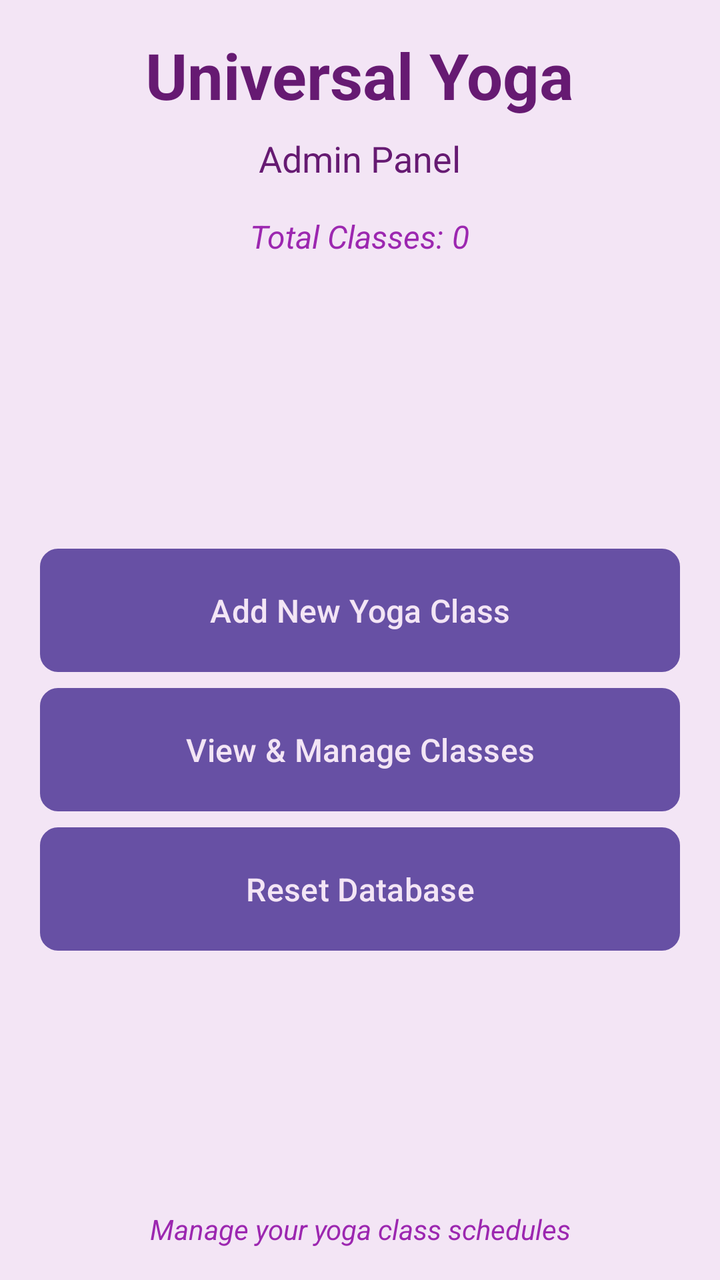
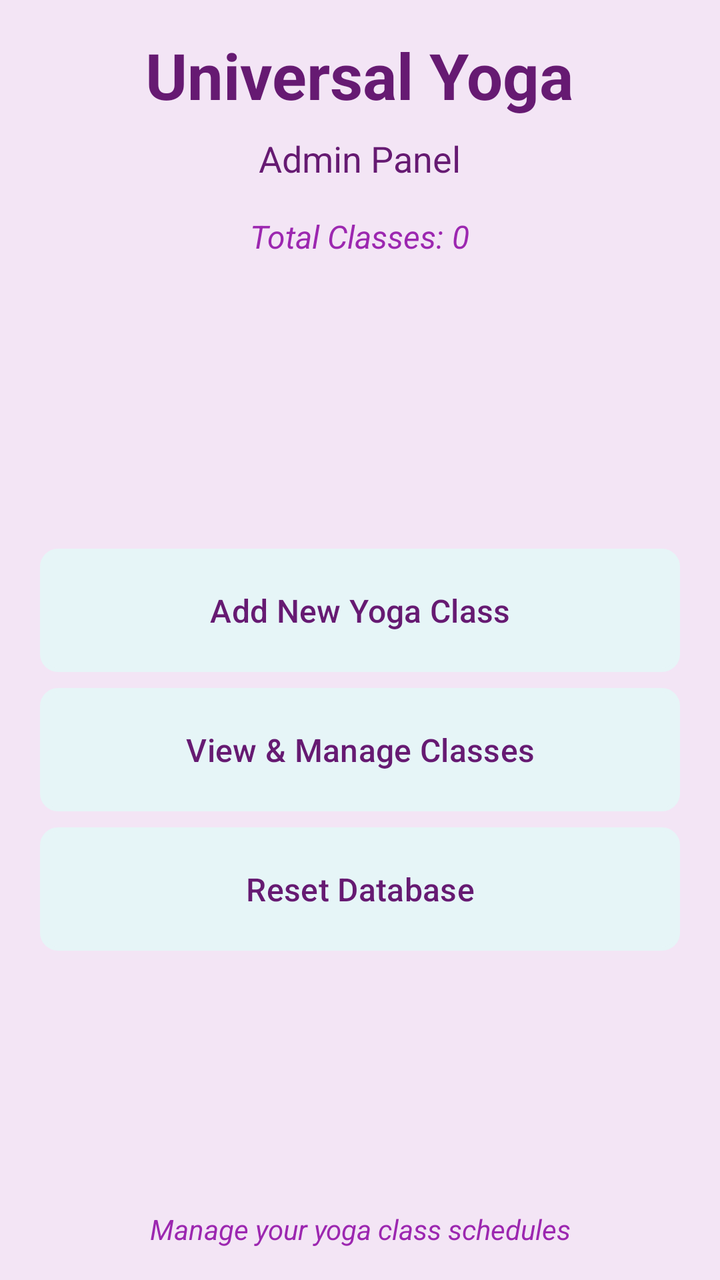

An Android layout rendered at two revisions. The XML below is the earlier revision; the diff shows what the commit changed to produce the second picture.
<!-- AndroidManifest.xml: application theme Theme.Yogaadminapp -->
<!-- res/layout/activity_main.xml -->
<?xml version="1.0" encoding="utf-8"?>
<LinearLayout xmlns:android="http://schemas.android.com/apk/res/android"
    xmlns:app="http://schemas.android.com/apk/res-auto"
    xmlns:tools="http://schemas.android.com/tools"
    android:id="@+id/main"
    android:layout_width="match_parent"
    android:layout_height="match_parent"
    android:orientation="vertical"
    android:padding="16dp"
    android:background="@color/light_purple"
    tools:context=".MainActivity">

    
    <LinearLayout
        android:layout_width="match_parent"
        android:layout_height="wrap_content"
        android:layout_marginBottom="32dp"
        android:gravity="center"
        android:orientation="vertical">

        <TextView
            android:layout_width="wrap_content"
            android:layout_height="wrap_content"
            android:text="Universal Yoga"
            android:textColor="@color/dark_purple"
            android:textSize="32sp"
            android:textStyle="bold" />

        <TextView
            android:layout_width="wrap_content"
            android:layout_height="wrap_content"
            android:layout_marginTop="8dp"
            android:text="Admin Panel"
            android:textColor="@color/dark_purple"
            android:textSize="18sp" />

        <TextView
            android:id="@+id/tv_class_count"
            android:layout_width="wrap_content"
            android:layout_height="wrap_content"
            android:layout_marginTop="16dp"
            android:text="Total Classes: 0"
            android:textColor="@color/medium_purple"
            android:textSize="16sp"
            android:textStyle="italic" />

    </LinearLayout>

    
    <LinearLayout
        android:layout_width="match_parent"
        android:layout_height="wrap_content"
        android:layout_weight="1"
        android:gravity="center"
        android:orientation="vertical">

        <Button
            android:id="@+id/btn_add_class"
            style="@style/MenuButtonStyle"
            android:layout_width="match_parent"
            android:layout_height="wrap_content"
            android:layout_marginBottom="16dp"
            android:text="Add New Yoga Class"
            android:drawableStart="@android:drawable/ic_input_add"
            android:drawablePadding="8dp" />

        <Button
            android:id="@+id/btn_view_classes"
            style="@style/MenuButtonStyle"
            android:layout_width="match_parent"
            android:layout_height="wrap_content"
            android:layout_marginBottom="16dp"
            android:text="View &amp; Manage Classes"
            android:drawableStart="@android:drawable/ic_menu_view"
            android:drawablePadding="8dp" />

        <Button
            android:id="@+id/btn_reset_database"
            style="@style/MenuButtonStyle"
            android:layout_width="match_parent"
            android:layout_height="wrap_content"
            android:layout_marginBottom="16dp"
            android:text="Reset Database"
            android:drawableStart="@android:drawable/ic_menu_delete"
            android:drawablePadding="8dp"
            android:backgroundTint="@color/warning_red" />

    </LinearLayout>

    
    <TextView
        android:layout_width="match_parent"
        android:layout_height="wrap_content"
        android:layout_marginTop="16dp"
        android:gravity="center"
        android:text="Manage your yoga class schedules"
        android:textColor="@color/medium_purple"
        android:textSize="14sp"
        android:textStyle="italic" />

</LinearLayout>
<!-- resources referenced by this layout -->
<resources>
  <color name="dark_purple">#661a72</color>
  <color name="light_purple">#F3E5F5</color>
  <color name="medium_purple">#9C27B0</color>
  <color name="warning_red">#F44336</color>
  <style name="MenuButtonStyle">
          <item name="android:background">@drawable/button_background</item>
          <item name="android:textColor">@color/light_purple</item>
          <item name="android:textSize">16sp</item>
          <item name="android:padding">16dp</item>
          <item name="android:elevation">4dp</item>
          <item name="android:layout_margin">4dp</item>
          <item name="android:textAllCaps">false</item>
      </style>
  <style name="Theme.Yogaadminapp" parent="Base.Theme.Yogaadminapp" />
  <!-- drawable button_background (drawable) -->
  <?xml version="1.0" encoding="utf-8"?>
  <shape xmlns:android="http://schemas.android.com/apk/res/android">
      <solid android:color="@color/medium_purple" />
      <corners android:radius="8dp" />
      <stroke
          android:width="2dp"
          android:color="@color/medium_purple" />
  </shape>
  <style name="Base.Theme.Yogaadminapp" parent="Theme.Material3.DayNight.NoActionBar">
          
          
      </style>
</resources>

<!-- the commit's change to res/layout/activity_main.xml (unified diff, before → after) -->
@@ -82,8 +82,7 @@
             android:layout_marginBottom="16dp"
             android:text="Reset Database"
             android:drawableStart="@android:drawable/ic_menu_delete"
-            android:drawablePadding="8dp"
-            android:backgroundTint="@color/warning_red" />
+            android:drawablePadding="8dp" />
 
     </LinearLayout>
 
<!-- resource entries referenced after the edit -->
@@ -3,29 +3,37 @@
   <color name="dark_purple">#661a72</color>
   <color name="light_purple">#F3E5F5</color>
   <color name="medium_purple">#9C27B0</color>
-  <color name="warning_red">#F44336</color>
   <style name="MenuButtonStyle">
           <item name="android:background">@drawable/button_background</item>
-          <item name="android:textColor">@color/light_purple</item>
+          <item name="android:textColor">@color/dark_purple</item>
           <item name="android:textSize">16sp</item>
           <item name="android:padding">16dp</item>
-          <item name="android:elevation">4dp</item>
           <item name="android:layout_margin">4dp</item>
           <item name="android:textAllCaps">false</item>
+          <item name="android:elevation">0dp</item>
+          <item name="android:translationZ">0dp</item>
+          <item name="android:stateListAnimator">@null</item>
+          <item name="backgroundTint">@null</item>
+          <item name="android:backgroundTint">@null</item>
       </style>
   <style name="Theme.Yogaadminapp" parent="Base.Theme.Yogaadminapp" />
   <!-- drawable button_background (drawable) -->
   <?xml version="1.0" encoding="utf-8"?>
   <shape xmlns:android="http://schemas.android.com/apk/res/android">
-      <solid android:color="@color/medium_purple" />
+      <solid android:color="@color/mint_green" />
       <corners android:radius="8dp" />
       <stroke
           android:width="2dp"
-          android:color="@color/medium_purple" />
+          android:color="@color/mint_green" />
   </shape>
   <style name="Base.Theme.Yogaadminapp" parent="Theme.Material3.DayNight.NoActionBar">
           
           
+          
+          
+          <item name="android:windowContentTransitions">false</item>
+          <item name="android:windowActivityTransitions">false</item>
       </style>
+  <color name="mint_green">#e6f5f7</color>
 </resources>
 
